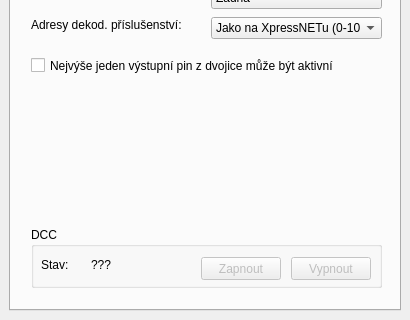
Before: the Qt Designer form form/main-window.ui in kmzbrnoI/rcs-lib-XpressNET-qt, drawn with Qt 5; both pictures show x 0 to 410 and y 158 to 478 of the 410 by 478 pixel window.
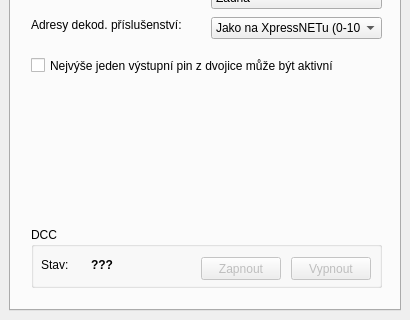
After: the same form once the commit is applied.

Commit message: Use colors in DCC state text.

```diff
--- a/form/main-window.ui
+++ b/form/main-window.ui
@@ -306,6 +306,12 @@
            <height>16</height>
           </rect>
          </property>
+         <property name="font">
+          <font>
+           <weight>75</weight>
+           <bold>true</bold>
+          </font>
+         </property>
          <property name="text">
           <string>???</string>
          </property>
```
Left out of the diff: 2 changed lines with no effect on the pictures. The commit also changes 2 other files.
